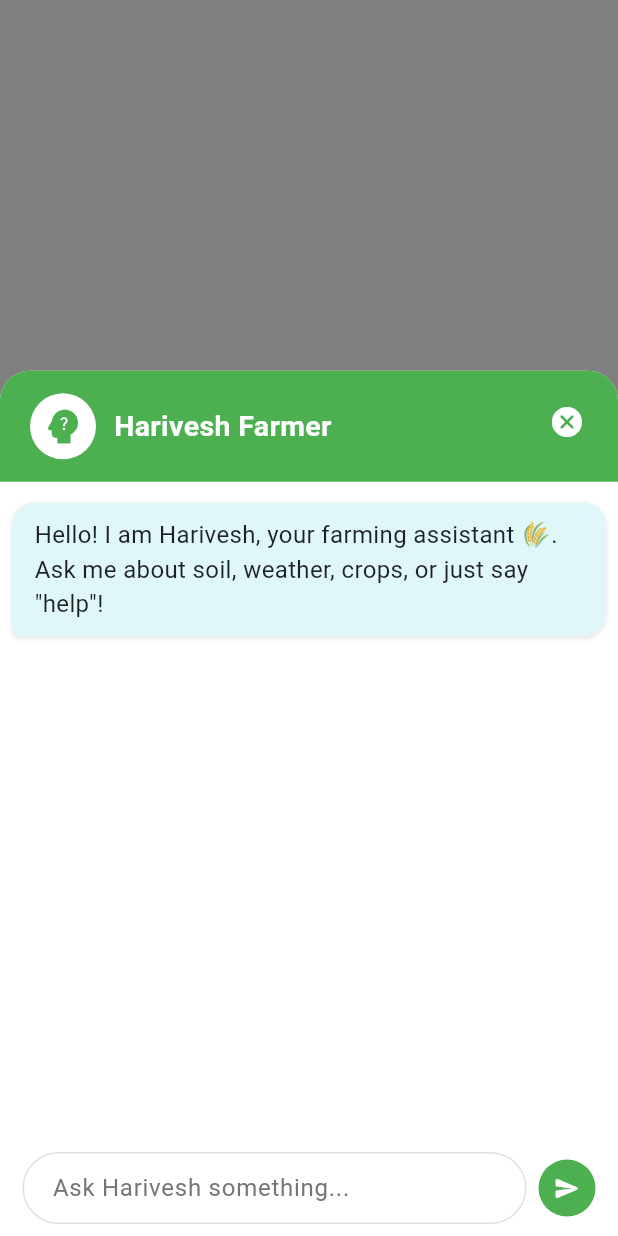
After one commit to akshitrajput/AgriSense, a Flutter app: the DashboardScreen screen opened directly, after a tap on the "chat bubble outline" icon, on a phone screen of 412 x 824 dp. The commit adds this screen. Run offline on Flutter 3.47's test engine with Material 3 defaults, Android fonts, the phone set to English and light mode, and no system bars; our stand-ins replace animated_bottom_navigation_bar, dropdown_button2, flutter_dotenv, flutter_map, geolocator, google_generative_ai and 5 more; missing offline and left inert: mqtt_client; accounts and stored records are empty; generated files the repository leaves out were written again.

Commit message:
IOT integrated

```diff
--- /dev/null
+++ b/lib/screens/Chatbot_screen.dart
@@ -0,0 +1,359 @@
+import 'package:flutter/material.dart';
+import 'package:google_generative_ai/google_generative_ai.dart';
+// 1. IMPORT the flutter_dotenv package
+import 'package:flutter_dotenv/flutter_dotenv.dart';
+
+class ChatBot extends StatefulWidget {
+  final VoidCallback? onClose;
+  const ChatBot({Key? key, this.onClose}) : super(key: key);
+
+  @override
+  State<ChatBot> createState() => _ChatBot();
+}
+
+class _ChatBot extends State<ChatBot> with SingleTickerProviderStateMixin {
+
+  // 2. REMOVED the hardcoded _geminiApiKey variable
+  // final String _geminiApiKey = '...'; // <-- This is GONE
+
+  late GenerativeModel _geminiModel;
+  // 3. ADD a variable to track if the key was loaded
+  bool _apiKeyFound = false;
+
+  final List<Map<String, String>> _messages = [
+    {
+      'id': '1',
+      'text':
+      'Hello! I am Harivesh, your farming assistant 🌾. Ask me about soil, weather, crops, or just say "help"!',
+      'sender': 'bot',
+    },
+  ];
+  final TextEditingController _inputController = TextEditingController();
+  final ScrollController _scrollController = ScrollController();
+  bool _isTyping = false;
+
+  late AnimationController _modalAnimController;
+  late Animation<double> _fadeAnim;
+  late Animation<Offset> _slideAnim;
+
+  @override
+  void initState() {
+    super.initState();
+
+    // 4. LOAD the key securely in initState
+    final String geminiApiKey = dotenv.env['GEMINI_API_KEY'] ?? '';
+
+    if (geminiApiKey.isEmpty) {
+      print("FATAL ERROR: GEMINI_API_KEY not found in .env file.");
+      _apiKeyFound = false;
+      // Add an error message to the chat list to inform the user
+      _messages.add({
+        'id': 'error',
+        'text': 'Error: Could not connect to assistant (API Key not found). Please restart the app after setup.',
+        'sender': 'bot',
+      });
+    } else {
+      _apiKeyFound = true;
+      _geminiModel = GenerativeModel(
+        model: 'gemini-2.5-flash',
+        apiKey: geminiApiKey, // Use the key loaded from .env
+      );
+    }
+    // --- End of key loading ---
+
+    _modalAnimController = AnimationController(
+      vsync: this,
+      duration: const Duration(milliseconds: 350),
+    );
+    _fadeAnim = Tween<double>(begin: 0, end: 1).animate(_modalAnimController);
+    _slideAnim = Tween<Offset>(
+      begin: const Offset(0, 1),
+      end: Offset.zero,
+    ).animate(_modalAnimController);
+
+    _modalAnimController.forward();
+  }
+
+  @override
+  void dispose() {
+    _modalAnimController.dispose();
+    _inputController.dispose();
+    _scrollController.dispose();
+    super.dispose();
+  }
+
+  void _sendMessage() async {
+    // 5. BLOCK sending messages if the key was never found
+    if (!_apiKeyFound) {
+      setState(() {
+        _messages.add({
+          'id': 'error_send',
+          'text': 'Error: Cannot send message. API Key not configured.',
+          'sender': 'bot',
+        });
+      });
+      _scrollToBottom();
+      return;
+    }
+
+    final input = _inputController.text.trim();
+    if (input.isEmpty || _isTyping) return;
+    setState(() {
+      _messages.add({
+        'id': DateTime.now().millisecondsSinceEpoch.toString(),
+        'text': input,
+        'sender': 'user',
+      });
+      _isTyping = true;
+      _inputController.clear();
+    });
+    _scrollToBottom();
+
+    try {
+      final response = await _geminiModel.generateContent([
+        Content.text(
+          "You are Harivesh, a friendly Indian farmer and agriculture expert. Help users with farming, soil, weather, crops, and give practical, friendly advice.",
+        ),
+        Content.text(input),
+      ]);
+      setState(() {
+        _messages.add({
+          'id': DateTime.now().millisecondsSinceEpoch.toString(),
+          'text': response.text ?? "Sorry, I couldn't answer that.",
+          'sender': 'bot',
+        });
+        _isTyping = false;
+      });
+      _scrollToBottom();
+    } catch (e) {
+      setState(() {
+        _messages.add({
+          'id': DateTime.now().millisecondsSinceEpoch.toString(),
+          'text': "Error: ${e.toString()}",
+          'sender': 'bot',
+        });
+        _isTyping = false;
+      });
+      _scrollToBottom();
+    }
+  }
+
+  void _scrollToBottom() {
+    WidgetsBinding.instance.addPostFrameCallback((_) {
+      if (_scrollController.hasClients) {
+        _scrollController.animateTo(
+          _scrollController.position.maxScrollExtent + 100,
+          duration: const Duration(milliseconds: 300),
+          curve: Curves.easeOut,
+        );
+      }
+    });
+  }
+
+  Widget _buildMessage(Map<String, String> msg) {
+    final isUser = msg['sender'] == 'user';
+    return Align(
+      alignment: isUser ? Alignment.centerRight : Alignment.centerLeft,
+      child: Container(
+        margin: const EdgeInsets.symmetric(vertical: 4, horizontal: 8),
+        padding: const EdgeInsets.symmetric(vertical: 10, horizontal: 15),
+        decoration: BoxDecoration(
+          color: isUser ? const Color(0xFFDFF8C6) : const Color(0xFFE0F7FA),
+          borderRadius: BorderRadius.only(
+            topLeft: const Radius.circular(15),
+            topRight: const Radius.circular(15),
+            bottomLeft: Radius.circular(isUser ? 15 : 5),
+            bottomRight: Radius.circular(isUser ? 5 : 15),
+          ),
+          boxShadow: [
+            BoxShadow(
+              color: Colors.black12,
+              blurRadius: 2,
+              offset: Offset(0, 1),
+            ),
+          ],
+        ),
+        child: Text(
+          msg['text'] ?? '',
+          style: TextStyle(fontSize: 16, color: Colors.black87),
+        ),
+      ),
+    );
+  }
+
+  @override
+  Widget build(BuildContext context) {
+    final double height = MediaQuery.of(context).size.height;
+    return FadeTransition(
+      opacity: _fadeAnim,
+      child: SlideTransition(
+        position: _slideAnim,
+        child: Material(
+          color: Colors.black.withOpacity(0.5),
+          child: Align(
+            alignment: Alignment.bottomCenter,
+            child: Container(
+              constraints: BoxConstraints(
+                maxHeight: height * 0.7,
+              ),
+              width: double.infinity,
+              decoration: const BoxDecoration(
+                color: Colors.white,
+                borderRadius: BorderRadius.vertical(top: Radius.circular(20)),
+              ),
+              child: SafeArea(
+                top: false,
+                bottom: true,
+                child: Column(
+                  children: [
+                    // Close button and header
+                    Stack(
+                      children: [
+                        Container(
+                          padding: const EdgeInsets.symmetric(
+                            horizontal: 20,
+                            vertical: 15,
+                          ),
+                          decoration: const BoxDecoration(
+                            color: Color(0xFF4CAF50),
+                            borderRadius: BorderRadius.vertical(
+                              top: Radius.circular(20),
+                            ),
+                          ),
+                          child: Row(
+                            children: [
+                              CircleAvatar(
+                                radius: 22,
+                                backgroundColor: Colors.white,
+                                child: Icon(
+                                  Icons.psychology_alt, // AI/brain-related icon
+                                  color: Color(0xFF4CAF50),
+                                  size: 30,
+                                ),
+                              ),
+                              const SizedBox(width: 12),
+                              const Text(
+                                "Harivesh Farmer",
+                                style: TextStyle(
+                                  fontSize: 19,
+                                  fontWeight: FontWeight.bold,
+                                  color: Colors.white,
+                                ),
+                              ),
+                            ],
+                          ),
+                        ),
+                        Positioned(
+                          right: 10,
+                          top: 10,
+                          child: IconButton(
+                            icon: const Icon(
+                              Icons.cancel_rounded, // Modern close icon
+                              color: Colors.white,
+                              size: 24,
+                            ),
+                            onPressed:
+                            widget.onClose ??
+                                    () => Navigator.of(context).pop(),
+                          ),
+                        ),
+                      ],
+                    ),
+                    // Messages
+                    Expanded(
+                      child: ListView.builder(
+                        controller: _scrollController,
+                        itemCount: _messages.length,
+                        padding: const EdgeInsets.only(top: 10, bottom: 10),
+                        itemBuilder: (context, idx) =>
+                            _buildMessage(_messages[idx]),
+                      ),
+                    ),
+                    if (_isTyping)
+                      Padding(
+                        padding: const EdgeInsets.only(left: 20, bottom: 6),
+                        child: Row(
+                          children: const [
+                            Text(
+                              "Harivesh is typing...",
+                              style: TextStyle(
+                                color: Colors.grey,
+                                fontSize: 14,
+                              ),
+                            ),
+                            SizedBox(width: 8),
+                            SizedBox(
+                              width: 16,
+                              height: 16,
+                              child: CircularProgressIndicator(
+                                strokeWidth: 2,
+                                color: Color(0xFF76B947),
+                              ),
+                            ),
+                          ],
+                        ),
+                      ),
+                    // Input
+                    Padding(
+                      padding: const EdgeInsets.fromLTRB(15, 8, 15, 8),
+                      child: Row(
+                        children: [
+                          Expanded(
+                            child: TextField(
+                              controller: _inputController,
+                              decoration: InputDecoration(
+                                hintText: "Ask Harivesh something...",
+                                hintStyle: TextStyle(color: Colors.grey[600]),
+                                filled: true,
+                                fillColor: Colors.white,
+                                contentPadding: const EdgeInsets.symmetric(
+                                  vertical: 10,
+                                  horizontal: 16,
+                                ),
+                                border: OutlineInputBorder(
+                                  borderRadius: BorderRadius.circular(25),
+                                  borderSide: BorderSide(
+                                    color: Colors.grey[300]!,
+                                  ),
+                                ),
+                                enabledBorder: OutlineInputBorder(
+                                  borderRadius: BorderRadius.circular(25),
+                                  borderSide: BorderSide(
+                                    color: Colors.grey[300]!,
+                                  ),
+                                ),
+                              ),
+                              textInputAction: TextInputAction.send,
+                              onSubmitted: (_) => _sendMessage(),
+                            ),
+                          ),
+                          const SizedBox(width: 8),
+                          Material(
+                            color: const Color(0xFF4CAF50),
+                            shape: const CircleBorder(),
+                            child: InkWell(
+                              borderRadius: BorderRadius.circular(25),
+                              onTap: _sendMessage,
+                              child: const Padding(
+                                padding: EdgeInsets.all(10),
+                                child: Icon(
+                                  Icons.send_rounded, // Rounded send icon
+                                  color: Colors.white,
+                                  size: 18,
+                                ),
+                              ),
+                            ),
+                          ),
+                        ],
+                      ),
+                    ),
+                  ],
+                ),
+              ),
+            ),
+          ),
+        ),
+      ),
+    );
+  }
+}
--- a/lib/screens/dashboard_screen.dart
+++ b/lib/screens/dashboard_screen.dart
@@ -12,6 +12,8 @@ import 'package:agrisense/theme/app_theme.dart';
 import 'package:intl/intl.dart';
 import 'package:provider/provider.dart';
 import '../l10n/app_localizations.dart';
+import 'package:agrisense/screens/Chatbot_screen.dart';
+// --- END OF ADDED IMPORT ---
 
 // NOTE: The fl_chart import has been removed as it's no longer needed.
 
@@ -67,6 +69,22 @@ class _DashboardScreenState extends State<DashboardScreen> {
           ],
         ),
       ),
+      // --- ADDED THIS WIDGET ---
+      floatingActionButton: FloatingActionButton(
+        onPressed: () {
+          Navigator.push(
+            context,
+            // Assuming your screen's class name is ChatbotScreen
+            MaterialPageRoute(builder: (context) => const ChatBot()),
+          );
+        },
+        backgroundColor: AppTheme.primaryColor,
+        child: const Icon(
+          Icons.chat_bubble_outline,
+          color: Colors.white,
+        ),
+      ),
+      // --- END OF ADDED WIDGET ---
     );
   }
 
--- a/pubspec.yaml
+++ b/pubspec.yaml
@@ -52,6 +52,8 @@ dependencies:
   latlong2: ^0.9.1
   open_file: ^3.3.2    # Or latest version
   mqtt_client: ^9.6.0
+  google_generative_ai: ^0.4.7
+  flutter_dotenv: ^6.0.0
 
 dev_dependencies:
   flutter_test:
@@ -80,6 +82,7 @@ flutter:
   # To add assets to your application, add an assets section, like this:
   assets:
     - assets/images/
+    - .env
   #   - images/a_dot_burr.jpeg
   #   - images/a_dot_ham.jpeg
 
```
Also changed, not shown: lib/main.dart (+26 -7 lines), lib/providers/farm_data_provider.dart (+31 -18 lines), lib/screens/rover_panel_screen.dart (+23 -62 lines), lib/services/mqtt_service.dart (added, +163 -0 lines), pubspec.lock, 2 other files.
